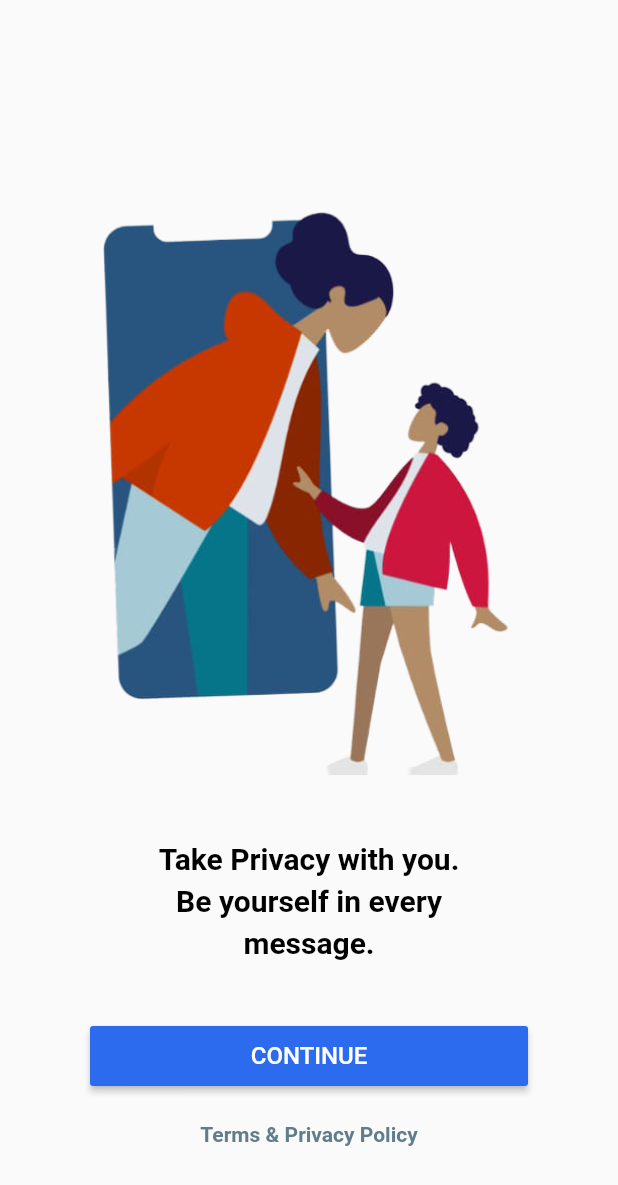
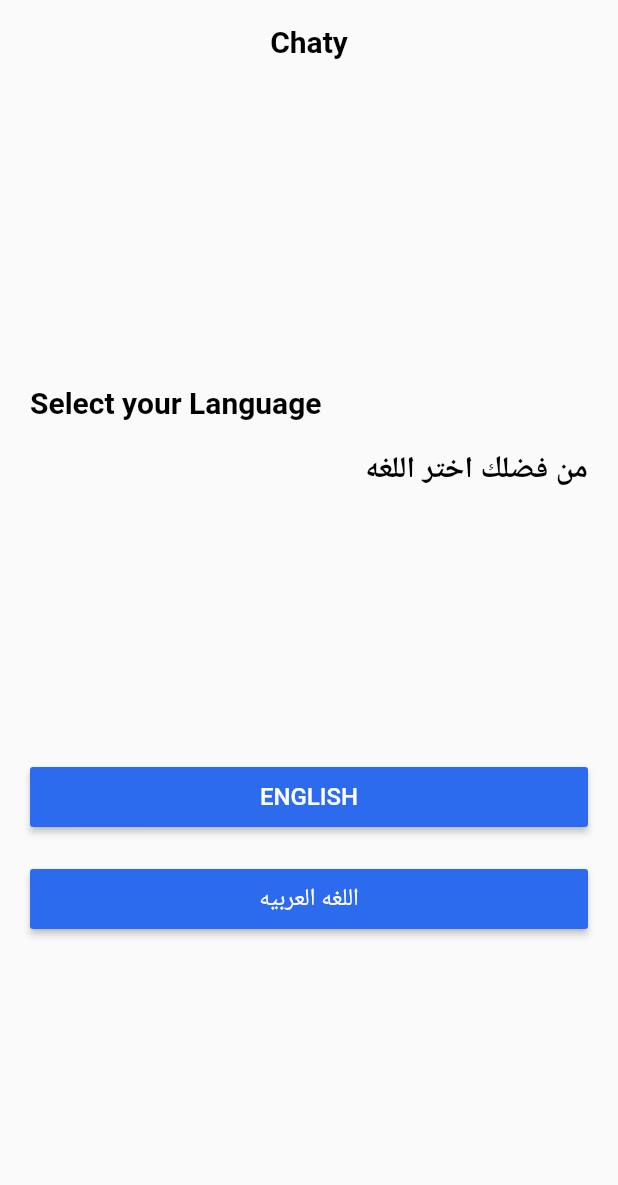
Before and after one commit to mah97moud/chat_demo, a Flutter app: the screen it shows after launch, on a phone screen of 412 x 824 dp. Shown: the top 1185 px of the screen. Run offline on Flutter 3.47's test engine with Material 2 defaults, Android fonts, the phone set to English and light mode, and no system bars; our stand-ins replace cloud_firestore, conditional_builder, dio, firebase_auth, firebase_core, firebase_messaging and 6 more; accounts and stored records are empty.

Commit message:
Integrate Language

```diff
--- a/assets/translations/ar.json
+++ b/assets/translations/ar.json
@@ -9,6 +9,7 @@
   "receive-notification-code": "سوف تتلقى اشعار بالرمز . قد يتم تطبيق أسعار الخدمه",
   "phone-number": "رقم الهاتف",
   "code": "رمز",
+  "select-code": "ar",
   "next": "التالي",
     "number-error" : "من فضل ادخل رقم صحيح",
   "enter-code":"أدخل رمز التحقق الخاص بك",
@@ -22,5 +23,6 @@
   "text": "ملفك الشخصي مشفر من طرف إلى طرف. سيكون ملف التعريف الخاص بك والتغييرات عليه مرئيًا لجهات الاتصال الخاصة بك. عندما تبدأ أو تقبل محادثة جديدة ، وعندما تنضم إلى مجموعات جديدة.",
   "Language": "اللغه",
   "english": "الانجليزيه",
-  "arabic": "العربيه"
+  "arabic": "العربيه",
+  "change-language": "تغيير اللغه"
 }
--- a/assets/translations/en.json
+++ b/assets/translations/en.json
@@ -9,6 +9,7 @@
   "receive-notification-code": "You will receive a verification code. Carrier rates may apply",
   "phone-number": "Phone number",
   "code": "code",
+  "select-code": "en",
   "next": "next",
   "number-error": "Please Enter A Valid Number",
   "enter-code": "Enter your verification code.",
@@ -22,5 +23,6 @@
   "text": "Your profile is end-to-end encrypted. Your profile and changes to it will be visible to your contacts. When you initiate or accept new conversation, and when you join new groups.",
   "Language": "Language",
   "english": "English",
-  "arabic": "Arabic"
+  "arabic": "Arabic",
+  "change-language": "Change Language"
 }
--- a/lib/main.dart
+++ b/lib/main.dart
@@ -1,3 +1,4 @@
+import 'package:chat_demo/modules/select_language/langaue_screen.dart';
 import 'package:chat_demo/shared/components.dart';
 import 'package:chat_demo/shared/cubit/cubit.dart';
 import 'package:chat_demo/shared/cubit/states.dart';
@@ -11,7 +12,6 @@ import 'package:flutter_bloc/flutter_bloc.dart';
 
 import 'modules/home/home_screen.dart';
 import 'modules/profile/cubit/cubit.dart';
-import 'modules/welcome/welcome_screen.dart';
 
 void main() async {
   WidgetsFlutterBinding.ensureInitialized();
@@ -23,7 +23,7 @@ void main() async {
   if (user != null) {
     myWidget = HomeScreen();
   } else {
-    myWidget = WelcomeScreen();
+    myWidget = SelectLanguageScreen();
   }
 
   String code = getLanguageCode();
--- a/lib/modules/language/langaue_screen.dart
+++ b/lib/modules/language/langaue_screen.dart
@@ -27,9 +27,6 @@ class LanguageScreen extends StatelessWidget {
                       AppCubit.get(context).changeLanguage(
                         code: 'en',
                       );
-                      AppCubit.get(context).changeDirection(
-                        textDirection: TextDirection.ltr,
-                      );
                     },
                     text: getLanguage(context).english,
                   ),
@@ -40,9 +37,6 @@ class LanguageScreen extends StatelessWidget {
                     onPressed: () {
                       AppCubit.get(context).changeLanguage(
                         code: 'ar',
-                      );
-                      AppCubit.get(context).changeDirection(
-                        textDirection: TextDirection.rtl,
                       );
                     },
                     text: getLanguage(context).arabic,
--- /dev/null
+++ b/lib/modules/select_language/langaue_screen.dart
@@ -0,0 +1,87 @@
+import 'package:chat_demo/modules/welcome/welcome_screen.dart';
+import 'package:chat_demo/shared/components.dart';
+import 'package:chat_demo/shared/cubit/cubit.dart';
+import 'package:chat_demo/shared/cubit/states.dart';
+import 'package:flutter/material.dart';
+import 'package:flutter_bloc/flutter_bloc.dart';
+
+class SelectLanguageScreen extends StatelessWidget {
+  @override
+  Widget build(BuildContext context) {
+    return BlocConsumer<AppCubit, AppStates>(
+      builder: (context, state) {
+        return Directionality(
+          textDirection: changeDirection(context),
+          child: Scaffold(
+            appBar: AppBar(
+              centerTitle: true,
+              backgroundColor: Colors.transparent,
+              elevation: 0.0,
+              title: Text(
+                'Chaty',
+                style: textBlackBold20(),
+              ),
+            ),
+            body: Padding(
+              padding: EdgeInsets.all(20.0),
+              child: Column(
+                mainAxisAlignment: MainAxisAlignment.spaceEvenly,
+                children: [
+                  Column(
+                    children: [
+                      Container(
+                        width: double.infinity,
+                        child: Text(
+                          "Select your Language",
+                          style: textBlackBold20(),
+                        ),
+                      ),
+                      SizedBox(
+                        height: 20.0,
+                      ),
+                      Container(
+                        width: double.infinity,
+                        child: Text(
+                          "من فضلك اختر اللغه",
+                          style: textBlackBold20(),
+                          textDirection: TextDirection.rtl,
+                        ),
+                      ),
+                    ],
+                  ),
+                  Column(
+                    mainAxisAlignment: MainAxisAlignment.center,
+                    children: [
+                      buildMainButton(
+                        onPressed: () {
+                          AppCubit.get(context).changeLanguage(
+                            code: 'en',
+                          );
+                          navigateTo(context: context, widget: WelcomeScreen());
+                        },
+                        text: 'English',
+                      ),
+                      SizedBox(
+                        height: 20.0,
+                      ),
+                      buildMainButton(
+                        onPressed: () {
+                          AppCubit.get(context).changeLanguage(
+                            code: 'ar',
+                          );
+                          navigateTo(context: context, widget: WelcomeScreen());
+                        },
+                        text: 'اللغه العربيه',
+                      ),
+                    ],
+                  ),
+                ],
+              ),
+            ),
+          ),
+        );
+      },
+      listener: (context, state) {},
+    );
+  }
+}
--- a/lib/shared/components.dart
+++ b/lib/shared/components.dart
@@ -530,6 +530,8 @@ Future<bool> saveUserPhone({@required String phone}) =>
     preferences.setString('phone', phone);
 Future<bool> saveLanguageCode({@required String code}) =>
     preferences.setString('code', code);
+Future<bool> saveDirection({@required bool isRtf}) =>
+    preferences.setBool('isRtf', isRtf);
 
 String getFirstName() => preferences.get('firstName');
 String getLastName() => preferences.get('LastName');
@@ -537,12 +539,13 @@ String getUserId() => preferences.get('userId');
 String getUserImage() => preferences.get('imagePath');
 String getUserPhone() => preferences.get('phone');
 String getLanguageCode() => preferences.get('code');
+bool getDirection() => preferences.getBool('isRtf');
 
 // End of SharedPreferences
 
 LanguageModel getLanguage(context) => AppCubit.get(context).languageModel;
 TextDirection changeDirection(context) =>
-    AppCubit.get(context).textDirectionApp;
+    getDirection() ?? false ? TextDirection.rtl : TextDirection.ltr;
 
 //Toast
 
--- a/lib/shared/localization/language_model.dart
+++ b/lib/shared/localization/language_model.dart
@@ -25,6 +25,8 @@ class LanguageModel {
   final String language;
   final String english;
   final String arabic;
+  final String selectCode;
+  final String changeLanguage;
 
   LanguageModel({
     this.numberError,
@@ -51,6 +53,8 @@ class LanguageModel {
     this.language,
     this.english,
     this.arabic,
+    this.selectCode,
+    this.changeLanguage,
   });
 
   factory LanguageModel.fromJson(language) {
@@ -80,6 +84,8 @@ class LanguageModel {
       language: json['Language'] as String,
       english: json['english'] as String,
       arabic: json['arabic'] as String,
+      selectCode: json['select-code'] as String,
+      changeLanguage: json['change-language'] as String,
     );
   }
 }
```
Also changed, not shown: lib/modules/settings/settings_screen.dart (+5 -3 lines), lib/shared/cubit/cubit.dart (+20 -2 lines).
